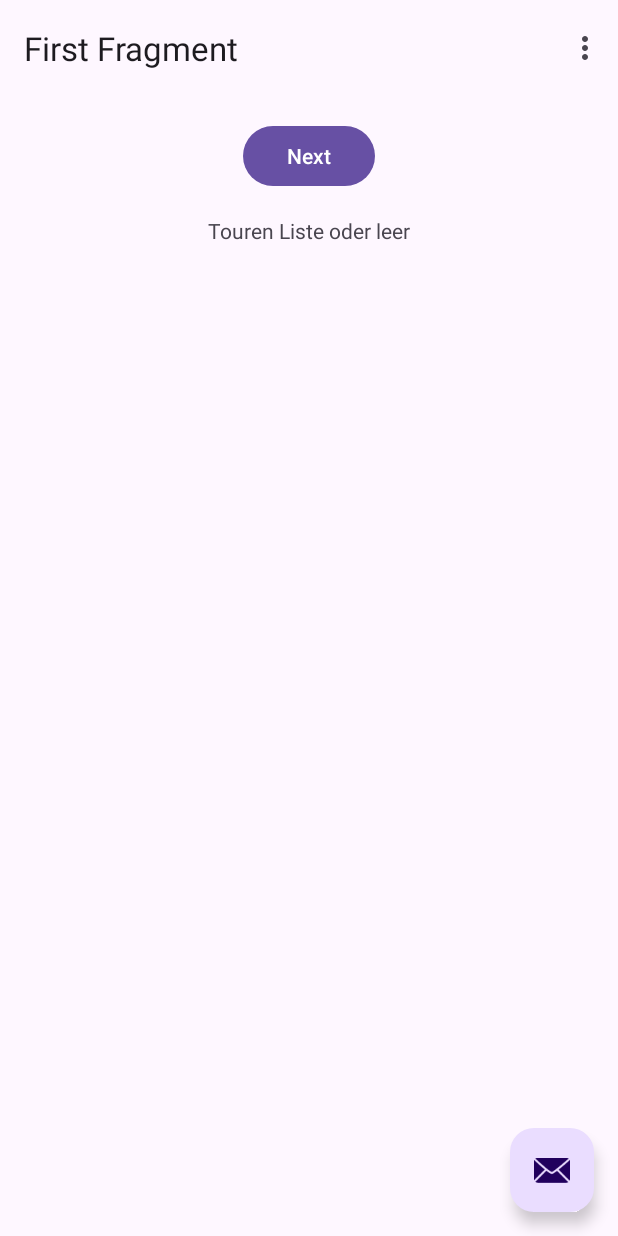
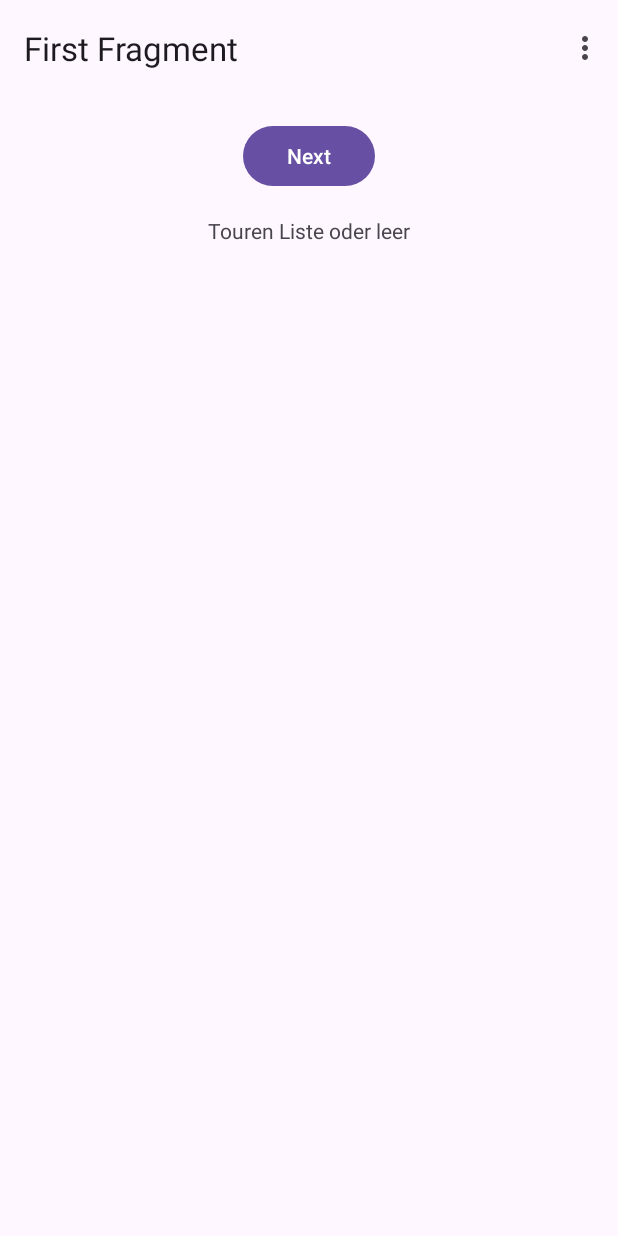
Before and after one commit to reinhardherrmann/Touren_ApplicationMaterial_3, an Android app: the screen it shows after launch (MainActivity), on a phone screen of 412 x 824 dp. Run offline under Robolectric (Android 15) with nearby library versions, the phone set to English and light mode, and no system bars; our stand-ins replace Dagger/Hilt's generated code, navigation-ui.

```diff
--- a/app/src/main/AndroidManifest.xml
+++ b/app/src/main/AndroidManifest.xml
@@ -3,6 +3,7 @@
     xmlns:tools="http://schemas.android.com/tools">
 
     <application
+        android:name=".MyApp"
         android:allowBackup="true"
         android:dataExtractionRules="@xml/data_extraction_rules"
         android:fullBackupContent="@xml/backup_rules"
--- a/app/src/main/java/de/orome/tourenapplication/MainActivity.kt
+++ b/app/src/main/java/de/orome/tourenapplication/MainActivity.kt
@@ -30,11 +30,7 @@ class MainActivity : AppCompatActivity() {
         appBarConfiguration = AppBarConfiguration(navController.graph)
         setupActionBarWithNavController(navController, appBarConfiguration)
 
-        binding.fab.setOnClickListener { view ->
-            Snackbar.make(view, "Replace with your own action", Snackbar.LENGTH_LONG)
-                .setAnchorView(R.id.fab)
-                .setAction("Action", null).show()
-        }
+
     }
 
     override fun onCreateOptionsMenu(menu: Menu): Boolean {
--- /dev/null
+++ b/app/src/main/java/de/orome/tourenapplication/MyApp.kt
@@ -0,0 +1,8 @@
+package de.orome.tourenapplication
+
+import android.app.Application
+import dagger.hilt.android.HiltAndroidApp
+
+@HiltAndroidApp
+class MyApp: Application() {
+}
--- /dev/null
+++ b/app/src/main/java/de/orome/tourenapplication/utils/Constants.kt
@@ -0,0 +1,6 @@
+package de.orome.tourenapplication.utils
+
+object Constants {
+    const val TOUREN_TABLE = "tbl_touren"
+    const val APP_DATABASE = "app_database"
+}
--- a/app/src/main/res/layout/activity_main.xml
+++ b/app/src/main/res/layout/activity_main.xml
@@ -21,13 +21,4 @@
 
     <include layout="@layout/content_main" />
 
-    <com.google.android.material.floatingactionbutton.FloatingActionButton
-        android:id="@+id/fab"
-        android:layout_width="wrap_content"
-        android:layout_height="wrap_content"
-        android:layout_gravity="bottom|end"
-        android:layout_marginEnd="@dimen/fab_margin"
-        android:layout_marginBottom="16dp"
-        app:srcCompat="@android:drawable/ic_dialog_email" />
-
 </androidx.coordinatorlayout.widget.CoordinatorLayout>
```
Also changed, not shown: app/src/main/java/de/orome/tourenapplication/domain/model/Tour.kt (+76 -3 lines), 1 other file.
